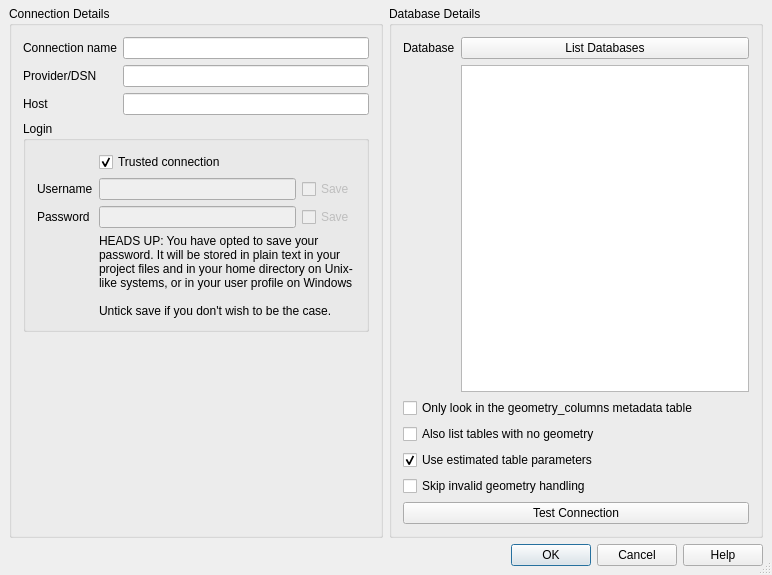
The window that src/ui/qgsmssqlnewconnectionbase.ui (qgis/QGIS) describes before a commit, drawn with Qt 5.
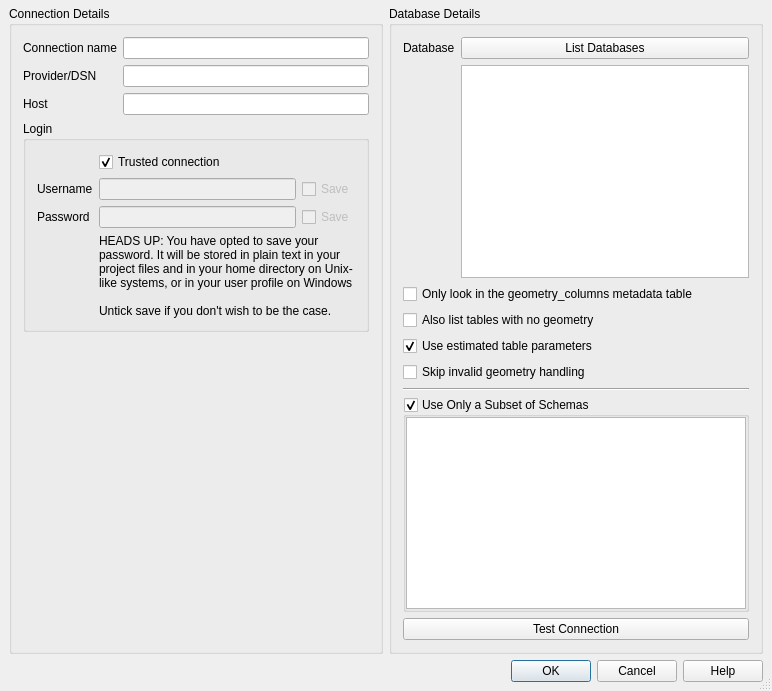
The same window after the commit. Custom widgets are drawn as their Qt base class.

Commit message:
ui filter on new connection widget
schemas filtering as option

filtering on server side and refactoring

minor fixes

Diff of the .ui file:
```diff
--- a/src/ui/qgsmssqlnewconnectionbase.ui
+++ b/src/ui/qgsmssqlnewconnectionbase.ui
@@ -7,7 +7,7 @@
     <x>0</x>
     <y>0</y>
     <width>772</width>
-    <height>575</height>
+    <height>691</height>
    </rect>
   </property>
   <property name="sizePolicy">
@@ -205,9 +205,36 @@
       <string>Database Details</string>
      </property>
      <layout class="QFormLayout" name="formLayout_3">
+      <item row="0" column="0">
+       <widget class="QLabel" name="TextLabel2">
+        <property name="text">
+         <string>Database</string>
+        </property>
+       </widget>
+      </item>
+      <item row="0" column="1">
+       <widget class="QPushButton" name="btnListDatabase">
+        <property name="text">
+         <string>List Databases</string>
+        </property>
+       </widget>
+      </item>
       <item row="1" column="1">
        <widget class="QListWidget" name="listDatabase"/>
       </item>
+      <item row="2" column="0" colspan="2">
+       <widget class="QCheckBox" name="cb_geometryColumns">
+        <property name="toolTip">
+         <string>If checked, only tables which are present in the &quot;geometry_columns&quot; metadata table will be available. This speeds up table scanning, but requires users to manually manage the geometry_columns table and ensure that layers are correctly represented in the table.</string>
+        </property>
+        <property name="text">
+         <string>Only look in the geometry_columns metadata table</string>
+        </property>
+        <property name="checked">
+         <bool>false</bool>
+        </property>
+       </widget>
+      </item>
       <item row="3" column="0" colspan="2">
        <widget class="QCheckBox" name="cb_allowGeometrylessTables">
         <property name="toolTip">
@@ -231,40 +258,6 @@
         </property>
        </widget>
       </item>
-      <item row="2" column="0" colspan="2">
-       <widget class="QCheckBox" name="cb_geometryColumns">
-        <property name="toolTip">
-         <string>If checked, only tables which are present in the &quot;geometry_columns&quot; metadata table will be available. This speeds up table scanning, but requires users to manually manage the geometry_columns table and ensure that layers are correctly represented in the table.</string>
-        </property>
-        <property name="text">
-         <string>Only look in the geometry_columns metadata table</string>
-        </property>
-        <property name="checked">
-         <bool>false</bool>
-        </property>
-       </widget>
-      </item>
-      <item row="6" column="0" colspan="2">
-       <widget class="QPushButton" name="btnConnect">
-        <property name="text">
-         <string>Test Connection</string>
-        </property>
-       </widget>
-      </item>
-      <item row="0" column="1">
-       <widget class="QPushButton" name="btnListDatabase">
-        <property name="text">
-         <string>List Databases</string>
-        </property>
-       </widget>
-      </item>
-      <item row="0" column="0">
-       <widget class="QLabel" name="TextLabel2">
-        <property name="text">
-         <string>Database</string>
-        </property>
-       </widget>
-      </item>
       <item row="5" column="0" colspan="2">
        <widget class="QCheckBox" name="mCheckNoInvalidGeometryHandling">
         <property name="toolTip">
@@ -278,6 +271,59 @@
         </property>
        </widget>
       </item>
+      <item row="7" column="0" colspan="2">
+       <widget class="Line" name="line">
+        <property name="minimumSize">
+         <size>
+          <width>0</width>
+          <height>0</height>
+         </size>
+        </property>
+        <property name="orientation">
+         <enum>Qt::Horizontal</enum>
+        </property>
+       </widget>
+      </item>
+      <item row="8" column="0" colspan="2">
+       <widget class="QgsCollapsibleGroupBoxBasic" name="groupBoxSchemasFilter">
+        <property name="title">
+         <string>Use Only a Subset of Schemas</string>
+        </property>
+        <property name="flat">
+         <bool>false</bool>
+        </property>
+        <property name="checkable">
+         <bool>true</bool>
+        </property>
+        <layout class="QVBoxLayout" name="verticalLayout">
+         <property name="spacing">
+          <number>0</number>
+         </property>
+         <property name="leftMargin">
+          <number>0</number>
+         </property>
+         <property name="topMargin">
+          <number>0</number>
+         </property>
+         <property name="rightMargin">
+          <number>0</number>
+         </property>
+         <property name="bottomMargin">
+          <number>0</number>
+         </property>
+         <item>
+          <widget class="QListView" name="schemaView"/>
+         </item>
+        </layout>
+       </widget>
+      </item>
+      <item row="9" column="0" colspan="2">
+       <widget class="QPushButton" name="btnConnect">
+        <property name="text">
+         <string>Test Connection</string>
+        </property>
+       </widget>
+      </item>
      </layout>
     </widget>
    </item>
@@ -303,6 +349,12 @@
    <extends>QLineEdit</extends>
    <header>qgspasswordlineedit.h</header>
   </customwidget>
+  <customwidget>
+   <class>QgsCollapsibleGroupBoxBasic</class>
+   <extends>QGroupBox</extends>
+   <header>qgscollapsiblegroupbox.h</header>
+   <container>1</container>
+  </customwidget>
  </customwidgets>
  <tabstops>
   <tabstop>txtName</tabstop>
```
The commit also changes 8 other files.
